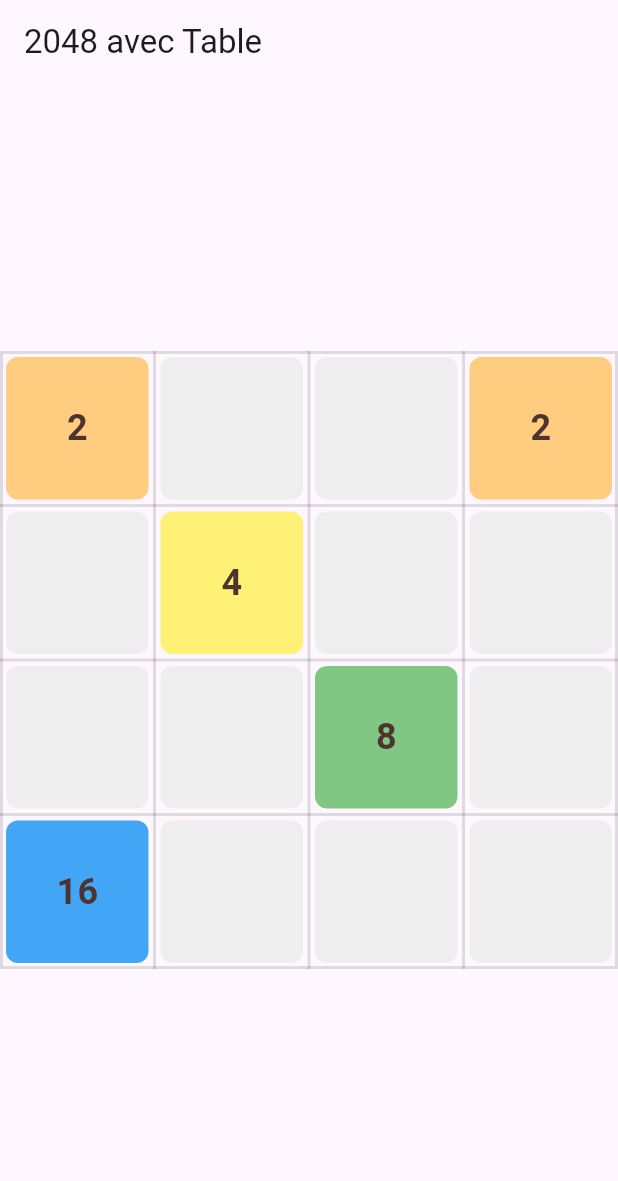
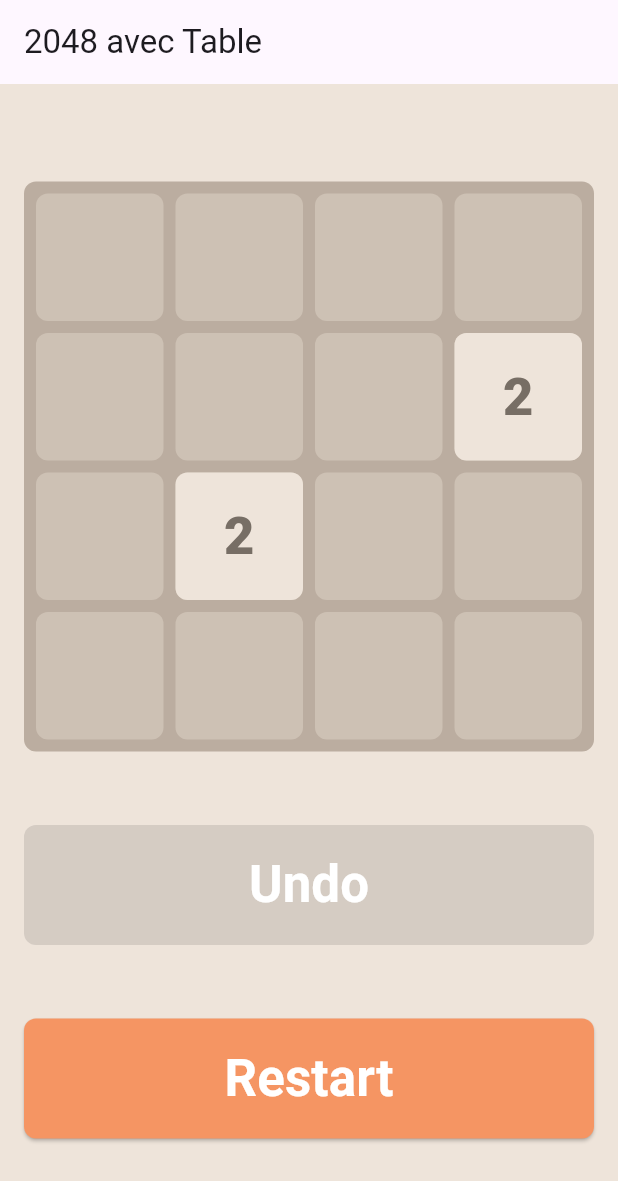
Before and after one commit to Antho76/2048_DEV-MOBILE, a Flutter app: the screen it shows after launch, on a phone screen of 412 x 824 dp. Shown: the top 1181 px of the screen. Run offline on Flutter 3.47's test engine with Material 3 defaults, Android fonts, the light colour scheme and no system bars.

Commit message:
faet : 2048 OK

```diff
--- /dev/null
+++ b/lib/AnimatedTiles.dart
@@ -0,0 +1,191 @@
+import 'package:flutter/material.dart';
+import 'package:flutter/widgets.dart';
+import 'grid-properties.dart';
+
+class AnimatedTiles {
+  final int x;
+  final int y;
+
+  int value;
+
+  late Animation<double> animatedX;
+  late Animation<double> animatedY;
+  late Animation<double> size;
+
+  late Animation<int> animatedValue;
+
+  AnimatedTiles(this.x, this.y, this.value) {
+    resetAnimations();
+  }
+
+  void resetAnimations() {
+    animatedX = AlwaysStoppedAnimation(x.toDouble());
+    animatedY = AlwaysStoppedAnimation(y.toDouble());
+    size = AlwaysStoppedAnimation(1.0);
+    animatedValue = AlwaysStoppedAnimation(value);
+  }
+
+  void moveTo(Animation<double> parent, int x, int y) {
+    Animation<double> curved =
+    CurvedAnimation(parent: parent, curve: Interval(0.0, moveInterval));
+    animatedX =
+        Tween(begin: this.x.toDouble(), end: x.toDouble()).animate(curved);
+    animatedY =
+        Tween(begin: this.y.toDouble(), end: y.toDouble()).animate(curved);
+  }
+
+  void bounce(Animation<double> parent) {
+    size = TweenSequence([
+      TweenSequenceItem(tween: Tween(begin: 1.0, end: 1.2), weight: 1.0),
+      TweenSequenceItem(tween: Tween(begin: 1.2, end: 1.0), weight: 1.0),
+    ]).animate(
+        CurvedAnimation(parent: parent, curve: Interval(moveInterval, 1.0)));
+  }
+
+  void changeNumber(Animation<double> parent, int newValue) {
+    animatedValue = TweenSequence([
+      TweenSequenceItem(tween: ConstantTween(value), weight: .01),
+      TweenSequenceItem(tween: ConstantTween(newValue), weight: .99),
+    ]).animate(
+        CurvedAnimation(parent: parent, curve: Interval(moveInterval, 1.0)));
+  }
+
+  void appear(Animation<double> parent) {
+    size = Tween(begin: 0.0, end: 1.0).animate(
+        CurvedAnimation(parent: parent, curve: Interval(moveInterval, 1.0)));
+  }
+
+  AnimatedTiles copy() {
+    AnimatedTiles t = AnimatedTiles(x, y, value);
+    t.resetAnimations();
+    return t;
+  }
+}
+
+class TileWidget extends StatelessWidget {
+  final double x;
+  final double y;
+  final double containerSize;
+  final double size;
+  final Color color;
+  final Widget child;
+
+  const TileWidget({
+    super.key,
+    required this.x,
+    required this.y,
+    required this.containerSize,
+    required this.size,
+    required this.color,
+    required this.child,
+  });
+
+  @override
+  Widget build(BuildContext context) => Positioned(
+    left: x,
+    top: y,
+    child: Container(
+      width: containerSize,
+      height: containerSize,
+      child: Center(
+        child: Container(
+          width: size,
+          height: size,
+          decoration: BoxDecoration(
+            borderRadius: BorderRadius.circular(cornerRadius),
+            color: color,
+          ),
+          child: child,
+        ),
+      ),
+    ),
+  );
+}
+
+class TileNumber extends StatelessWidget {
+  final int val;
+
+  const TileNumber(this.val, {super.key});
+
+  @override
+  Widget build(BuildContext context) => Text(
+    "$val",
+    style: TextStyle(
+      color: numTextColor[val],
+      fontSize: val > 512 ? 28 : 35,
+      fontWeight: FontWeight.w900,
+    ),
+  );
+}
+
+class BigButton extends StatelessWidget {
+  final String label;
+  final Color color;
+  final VoidCallback? onPressed; // nullable pour gérer "désactivé"
+
+  const BigButton({
+    super.key,
+    required this.label,
+    required this.color,
+    this.onPressed,
+  });
+
+  @override
+  Widget build(BuildContext context) => SizedBox(
+    height: 80,
+    width: 400,
+    child: ElevatedButton(
+      style: ElevatedButton.styleFrom(
+        backgroundColor: color,
+        shape: RoundedRectangleBorder(
+          borderRadius: BorderRadius.circular(cornerRadius),
+        ),
+      ),
+      onPressed: onPressed,
+      child: Text(
+        label,
+        style: const TextStyle(
+          color: Colors.white,
+          fontSize: 34,
+          fontWeight: FontWeight.w700,
+        ),
+      ),
+    ),
+  );
+}
+
+class Swiper extends StatelessWidget {
+  final Function() up;
+  final Function() down;
+  final Function() left;
+  final Function() right;
+  final Widget child;
+
+  const Swiper({
+    super.key,
+    required this.up,
+    required this.down,
+    required this.left,
+    required this.right,
+    required this.child,
+  });
+
+  @override
+  Widget build(BuildContext context) => GestureDetector(
+    onVerticalDragEnd: (details) {
+      if (details.velocity.pixelsPerSecond.dy < -250) {
+        up();
+      } else if (details.velocity.pixelsPerSecond.dy > 250) {
+        down();
+      }
+    },
+    onHorizontalDragEnd: (details) {
+      if (details.velocity.pixelsPerSecond.dx < -1000) {
+        left();
+      } else if (details.velocity.pixelsPerSecond.dx > 1000) {
+        right();
+      }
+    },
+    child: child,
+  );
+}
--- /dev/null
+++ b/lib/Game.dart
@@ -0,0 +1,260 @@
+import 'package:devmobile/AnimatedTiles.dart';
+import 'dart:async';
+
+import 'package:flutter/material.dart';
+import 'package:devmobile/grid-properties.dart';
+
+enum SwipeDirection {
+  up,
+  down,
+  left,
+  right,
+}
+class GameState {
+  // this is the grid before the swipe has taken place
+  final List<List<AnimatedTiles>> _previousGrid;
+  final SwipeDirection swipe;
+
+  GameState(List<List<AnimatedTiles>> previousGrid, this.swipe) : _previousGrid = previousGrid;
+
+  // always make a copy so mutations don't screw things up.
+  List<List<AnimatedTiles>> get previousGrid =>
+      _previousGrid.map((row) => row.map((tile) => tile.copy()).toList()).toList();
+}
+
+class TwentyFortyEight extends StatefulWidget {
+  const TwentyFortyEight({super.key});
+
+  @override
+  TwentyFortyEightState createState() => TwentyFortyEightState();
+}
+
+class TwentyFortyEightState extends State<TwentyFortyEight> with SingleTickerProviderStateMixin {
+  late AnimationController controller;
+
+  // Utiliser AnimatedTiles (pas Tile)
+  List<List<AnimatedTiles>> grid =
+  List.generate(4, (y) => List.generate(4, (x) => AnimatedTiles(x, y, 0)));
+  List<GameState> gameStates = [];
+  List<AnimatedTiles> toAdd = [];
+
+  Iterable<AnimatedTiles> get gridTiles => grid.expand((e) => e);
+  Iterable<AnimatedTiles> get allTiles => [gridTiles, toAdd].expand((e) => e);
+  List<List<AnimatedTiles>> get gridCols =>
+      List.generate(4, (x) => List.generate(4, (y) => grid[y][x]));
+
+  Timer? aiTimer; // optionnel puisqu'on ne l'utilise pas dans le code fourni
+
+  @override
+  void initState() {
+    super.initState();
+
+    controller = AnimationController(duration: const Duration(milliseconds: 200), vsync: this);
+    controller.addStatusListener((status) {
+      if (status == AnimationStatus.completed) {
+        setState(() {
+          // place les nouveaux toAdd dans la grille
+          for (final e in toAdd) {
+            grid[e.y][e.x].value = e.value;
+          }
+          for (final t in gridTiles) {
+            t.resetAnimations();
+          }
+          toAdd.clear();
+        });
+      }
+    });
+
+    setupNewGame();
+  }
+
+  @override
+  void dispose() {
+    controller.dispose();
+    aiTimer?.cancel();
+    super.dispose();
+  }
+
+  @override
+  Widget build(BuildContext context) {
+    const double contentPadding = 16;
+    const double borderSize = 4;
+    final double gridSize = MediaQuery.of(context).size.width - contentPadding * 2;
+    final double tileSize = (gridSize - borderSize * 2) / 4;
+    List<Widget> stackItems = [];
+
+    // background tiles (empty placeholders)
+    stackItems.addAll(gridTiles.map((t) => TileWidget(
+        x: tileSize * t.x,
+        y: tileSize * t.y,
+        containerSize: tileSize,
+        size: tileSize - borderSize * 2,
+        color: lightBrown,
+        child: const SizedBox())));
+
+    // animated / value tiles
+    stackItems.addAll(allTiles.map((tile) => AnimatedBuilder(
+        animation: controller,
+        builder: (context, child) => tile.animatedValue.value == 0
+            ? const SizedBox()
+            : TileWidget(
+            x: tileSize * tile.animatedX.value,
+            y: tileSize * tile.animatedY.value,
+            containerSize: tileSize,
+            size: (tileSize - borderSize * 2) * tile.size.value,
+            color: numTileColor[tile.animatedValue.value] ?? Colors.grey,
+            child: Center(child: TileNumber(tile.animatedValue.value)))),
+    ));
+
+    return Scaffold(
+        backgroundColor: tan,
+        body: Padding(
+            padding: const EdgeInsets.all(contentPadding),
+            child: Column(mainAxisAlignment: MainAxisAlignment.spaceEvenly, children: [
+              Swiper(
+                  up: () => merge(SwipeDirection.up),
+                  down: () => merge(SwipeDirection.down),
+                  left: () => merge(SwipeDirection.left),
+                  right: () => merge(SwipeDirection.right),
+                  child: Container(
+                      height: gridSize,
+                      width: gridSize,
+                      padding: const EdgeInsets.all(borderSize),
+                      decoration:
+                      BoxDecoration(borderRadius: BorderRadius.circular(cornerRadius), color: darkBrown),
+                      child: Stack(
+                        children: stackItems,
+                      ))),
+              // BigButton doit accepter un onPressed nullable pour que `null` désactive le bouton.
+              BigButton(label: "Undo", color: numColor, onPressed: gameStates.isEmpty ? null : undoMove),
+              BigButton(label: "Restart", color: orange, onPressed: setupNewGame),
+            ])));
+  }
+
+  void undoMove() {
+    final GameState previousState = gameStates.removeLast();
+    late bool Function() mergeFn;
+    switch (previousState.swipe) {
+      case SwipeDirection.up:
+        mergeFn = mergeUp;
+        break;
+      case SwipeDirection.down:
+        mergeFn = mergeDown;
+        break;
+      case SwipeDirection.left:
+        mergeFn = mergeLeft;
+        break;
+      case SwipeDirection.right:
+        mergeFn = mergeRight;
+        break;
+    }
+    setState(() {
+      this.grid = previousState.previousGrid;
+      mergeFn();
+      controller.reverse(from: .99).then((_) {
+        setState(() {
+          this.grid = previousState.previousGrid;
+          for (final t in gridTiles) {
+            t.resetAnimations();
+          }
+        });
+      });
+    });
+  }
+
+  void merge(SwipeDirection direction) {
+    late bool Function() mergeFn;
+    switch (direction) {
+      case SwipeDirection.up:
+        mergeFn = mergeUp;
+        break;
+      case SwipeDirection.down:
+        mergeFn = mergeDown;
+        break;
+      case SwipeDirection.left:
+        mergeFn = mergeLeft;
+        break;
+      case SwipeDirection.right:
+        mergeFn = mergeRight;
+        break;
+    }
+
+    // copie profonde de la grille (AnimatedTiles)
+    final List<List<AnimatedTiles>> gridBeforeSwipe =
+    grid.map((row) => row.map((tile) => tile.copy()).toList()).toList();
+
+    setState(() {
+      if (mergeFn()) {
+        gameStates.add(GameState(gridBeforeSwipe, direction));
+        addNewTiles([2]);
+        controller.forward(from: 0);
+      }
+    });
+  }
+
+  bool mergeLeft() => grid.map((e) => mergeTiles(e)).toList().any((e) => e);
+
+  bool mergeRight() => grid.map((e) => mergeTiles(e.reversed.toList())).toList().any((e) => e);
+
+  bool mergeUp() => gridCols.map((e) => mergeTiles(e)).toList().any((e) => e);
+
+  bool mergeDown() => gridCols.map((e) => mergeTiles(e.reversed.toList())).toList().any((e) => e);
+
+  // maintenant on reçoit List<AnimatedTiles>
+  bool mergeTiles(List<AnimatedTiles> tiles) {
+    bool didChange = false;
+    for (int i = 0; i < tiles.length; i++) {
+      for (int j = i; j < tiles.length; j++) {
+        if (tiles[j].value != 0) {
+          // recherche du prochain tile non nul après j
+          int k = tiles.indexWhere((t) => t.value != 0, j + 1);
+          AnimatedTiles? mergeTile = (k != -1) ? tiles[k] : null;
+
+          // si la valeur est différente on ignore la fusion
+          if (mergeTile != null && mergeTile.value != tiles[j].value) {
+            mergeTile = null;
+          }
+
+          if (i != j || mergeTile != null) {
+            didChange = true;
+            int resultValue = tiles[j].value;
+            tiles[j].moveTo(controller, tiles[i].x, tiles[i].y);
+            if (mergeTile != null) {
+              resultValue += mergeTile.value;
+              mergeTile.moveTo(controller, tiles[i].x, tiles[i].y);
+              mergeTile.bounce(controller);
+              mergeTile.changeNumber(controller, resultValue);
+              mergeTile.value = 0;
+              tiles[j].changeNumber(controller, 0);
+            }
+            tiles[j].value = 0;
+            tiles[i].value = resultValue;
+          }
+          break;
+        }
+      }
+    }
+    return didChange;
+  }
+
+  void addNewTiles(List<int> values) {
+    final List<AnimatedTiles> empty = gridTiles.where((t) => t.value == 0).toList();
+    empty.shuffle();
+    for (int i = 0; i < values.length; i++) {
+      toAdd.add(AnimatedTiles(empty[i].x, empty[i].y, values[i])..appear(controller));
+    }
+  }
+
+  void setupNewGame() {
+    setState(() {
+      gameStates.clear();
+      for (final t in gridTiles) {
+        t.value = 0;
+        t.resetAnimations();
+      }
+      toAdd.clear();
+      addNewTiles([2, 2]);
+      controller.forward(from: 0);
+    });
+  }
+}
--- /dev/null
+++ b/lib/grid-properties.dart
@@ -0,0 +1,39 @@
+import 'package:flutter/material.dart';
+
+const double cornerRadius = 8.0;
+const double moveInterval = .5;
+
+const Color lightBrown = Color.fromARGB(255, 205, 193, 180);
+const Color darkBrown = Color.fromARGB(255, 187, 173, 160);
+const Color orange = Color.fromARGB(255, 245, 149, 99);
+const Color tan = Color.fromARGB(255, 238, 228, 218);
+const Color numColor = Color.fromARGB(255, 119, 110, 101);
+const Color greyText = Color.fromARGB(255, 119, 110, 101);
+
+const Map<int, Color> numTileColor = {
+  2: tan,
+  4: tan,
+  8: Color.fromARGB(255, 242, 177, 121),
+  16: Color.fromARGB(255, 245, 149, 99),
+  32: Color.fromARGB(255, 246, 124, 95),
+  64: const Color.fromARGB(255, 246, 95, 64),
+  128: const Color.fromARGB(255, 235, 208, 117),
+  256: const Color.fromARGB(255, 237, 203, 103),
+  512: const Color.fromARGB(255, 236, 201, 85),
+  1024: const Color.fromARGB(255, 229, 194, 90),
+  2048: const Color.fromARGB(255, 232, 192, 70),
+};
+
+const Map<int, Color> numTextColor = {
+  2: greyText,
+  4: greyText,
+  8: Colors.white,
+  16: Colors.white,
+  32: Colors.white,
+  64: Colors.white,
+  128: Colors.white,
+  256: Colors.white,
+  512: Colors.white,
+  1024: Colors.white,
+  2048: Colors.white,
+};
--- a/lib/grille.dart
+++ /dev/null
@@ -1,74 +0,0 @@
-import 'package:flutter/material.dart';
-
-class Game2048Grid extends StatelessWidget {
-  const Game2048Grid({super.key});
-  final List<List<int>> grid = const [
-    [2, 0, 0, 2],
-    [0, 4, 0, 0],
-    [0, 0, 8, 0],
-    [16, 0, 0, 0],
-  ];
-
-  Color getTileColor(int value) {
-    switch (value) {
-      case 0:
-        return Colors.grey[200]!;
-      case 2:
-        return Colors.orange[200]!;
-      case 4:
-        return Colors.yellow[300]!;
-      case 8:
-        return Colors.green[300]!;
-      case 16:
-        return Colors.blue[400]!;
-      case 32:
-        return Colors.red[200]!;
-      case 64:
-        return Colors.pink[200]!;
-      case 128 :
-        return Colors.purple[200]!;
-      case 256:
-        return Colors.teal[200]!;
-      case 512:
-        return Colors.tealAccent[200]!;
-      case 1024:
-        return Colors.cyan[200]!;
-      case 2048:
-        return Colors.deepPurpleAccent[200]!;
-      default:
-        return Colors.brown[200]!; // fallback pour les autres
-    }
-  }
-  @override
-  Widget build(BuildContext context) {
-    return Table(
-      border: TableBorder.all(color: Colors.black12, width: 2),
-      children: grid.map((row) {
-        return TableRow(
-          children: row.map((cell) {
-            return AspectRatio(
-              aspectRatio: 1, // carré
-              child: Container(
-                margin: EdgeInsets.all(4),
-                decoration: BoxDecoration(
-                    color: getTileColor(cell),
-                    borderRadius: BorderRadius.circular(8),
-                ),
-                child: Center(
-                  child: Text(
-                    cell == 0 ? '' : '$cell',
-                    style: TextStyle(
-                      fontSize: 24,
-                      fontWeight: FontWeight.bold,
-                      color: Colors.brown[800],
-                    ),
-                  ),
-                ),
-              ),
-            );
-          }).toList(),
-        );
-      }).toList(),
-    );
-  }
-}
--- a/lib/main.dart
+++ b/lib/main.dart
@@ -1,12 +1,16 @@
 import 'package:flutter/material.dart';
-import 'grille.dart'; // 👈 importer ton fichier';
+import 'Game.dart'; // 👈 importer ton fichier';
 
 void main() {
   runApp(const MyApp());
 }
 
+enum SwipeDirection { up, down, left, right }
+
 class MyApp extends StatelessWidget {
   const MyApp({super.key});
+
+
 
   @override
   Widget build(BuildContext context) {
@@ -18,7 +22,7 @@
         home: Scaffold(
             appBar: AppBar(title: const Text("2048 avec Table")),
             body: const Center(
-              child: Game2048Grid(),
+              child: TwentyFortyEight(),
             ),// 👈 ici on appelle le widget
     ),
     );
```
